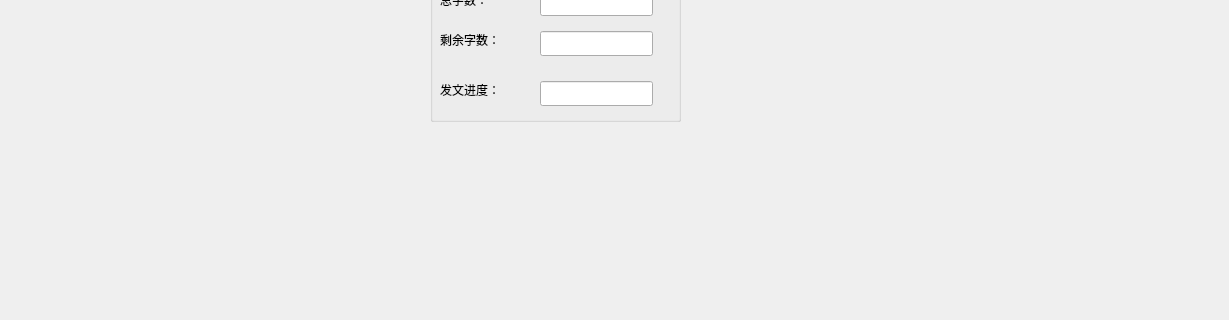
This is widget.ui in JackLovel/gdq_EditDemo as Qt 5 draws it before an edit; both pictures show x 0 to 1229 and y 529 to 849 of the 1229 by 849 pixel window. The edited form follows.
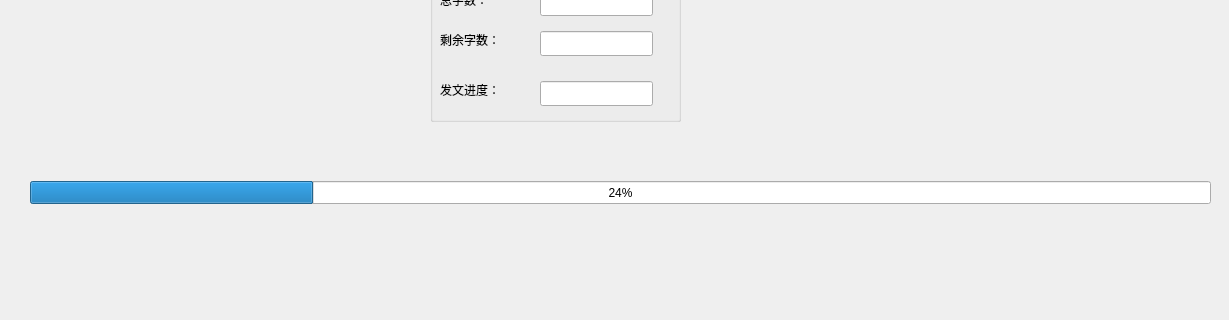
This is the edited form.

What changed in the file:
```diff
--- a/widget.ui
+++ b/widget.ui
@@ -291,6 +291,19 @@
     </property>
    </widget>
   </widget>
+  <widget class="QProgressBar" name="progressBar">
+   <property name="geometry">
+    <rect>
+     <x>30</x>
+     <y>710</y>
+     <width>1181</width>
+     <height>23</height>
+    </rect>
+   </property>
+   <property name="value">
+    <number>24</number>
+   </property>
+  </widget>
  </widget>
  <layoutdefault spacing="6" margin="11"/>
  <resources/>
```
